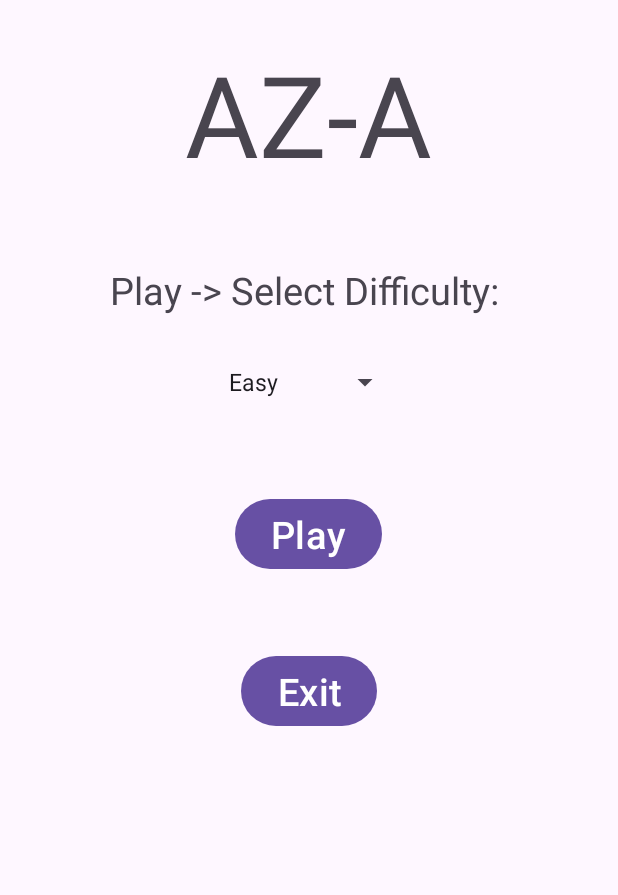
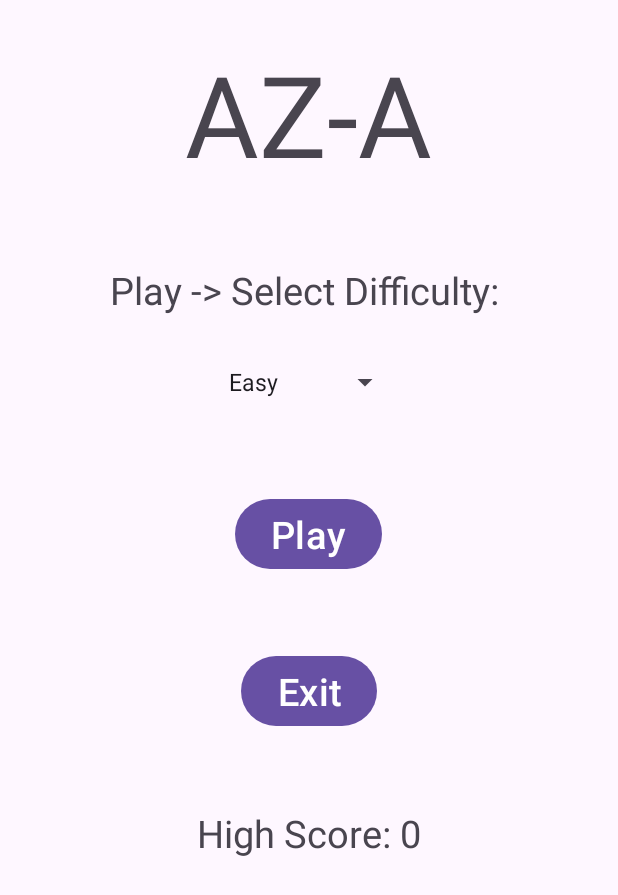
Before and after one commit to AZ-A-Devs/AZ-A, an Android app: the screen it shows after launch (Menu), on a phone screen of 412 x 824 dp. Shown: the top 895 px of the screen. Run offline under Robolectric (Android 15) with nearby library versions, the phone set to English and light mode, and no system bars.

Commit message:
high scores DEMO in menu screen

```diff
--- a/app/src/main/java/com/example/learnv1/Menu.java
+++ b/app/src/main/java/com/example/learnv1/Menu.java
@@ -3,16 +3,19 @@ package com.example.learnv1;
 import androidx.appcompat.app.AppCompatActivity;
 
 import android.content.Intent;
+import android.content.SharedPreferences;
 import android.os.Bundle;
 import android.view.View;
 import android.widget.ArrayAdapter;
 import android.widget.Spinner;
+import android.widget.TextView;
 
 /*
 first activity, its the menu
  */
 public class Menu extends AppCompatActivity {
     private Spinner spinner1;
+    private TextView txtHighScore;//temporal
 
     @Override
     protected void onCreate(Bundle savedInstanceState) {
@@ -25,6 +28,17 @@ public class Menu extends AppCompatActivity {
 
         ArrayAdapter <String> adapter = new ArrayAdapter<>(this, android.R.layout.simple_spinner_item, options);
         spinner1.setAdapter(adapter);
+
+        /*
+        this is a demo, it only shows the high score registered in easy mode,
+        can you make the distinction between the difficulties and make it look better?,
+        also  you can use methods instead of putting everything here and declaring attributes for the class, to make
+        the code nicer :). But wtry it, it works like this.
+         */
+        txtHighScore = findViewById(R.id.TextHighScore);
+        SharedPreferences sharedPreferences = getSharedPreferences("shared preferences", MODE_PRIVATE);
+        int h_score = sharedPreferences.getInt("Easy", 0);
+        txtHighScore.setText("High Score: "+h_score);
     }
 
     public void onBackPressed() {
--- a/app/src/main/res/layout/activity_menu.xml
+++ b/app/src/main/res/layout/activity_menu.xml
@@ -61,4 +61,15 @@
         android:onClick="Exit"
         />
 
+    <TextView
+        android:id="@+id/TextHighScore"
+        android:layout_width="wrap_content"
+        android:layout_height="wrap_content"
+        android:text="High score"
+        android:textSize="25dp"
+        android:layout_below="@id/BtnExit"
+        android:layout_centerHorizontal="true"
+        android:layout_marginTop="50dp"
+        />
+
 </RelativeLayout>
```
